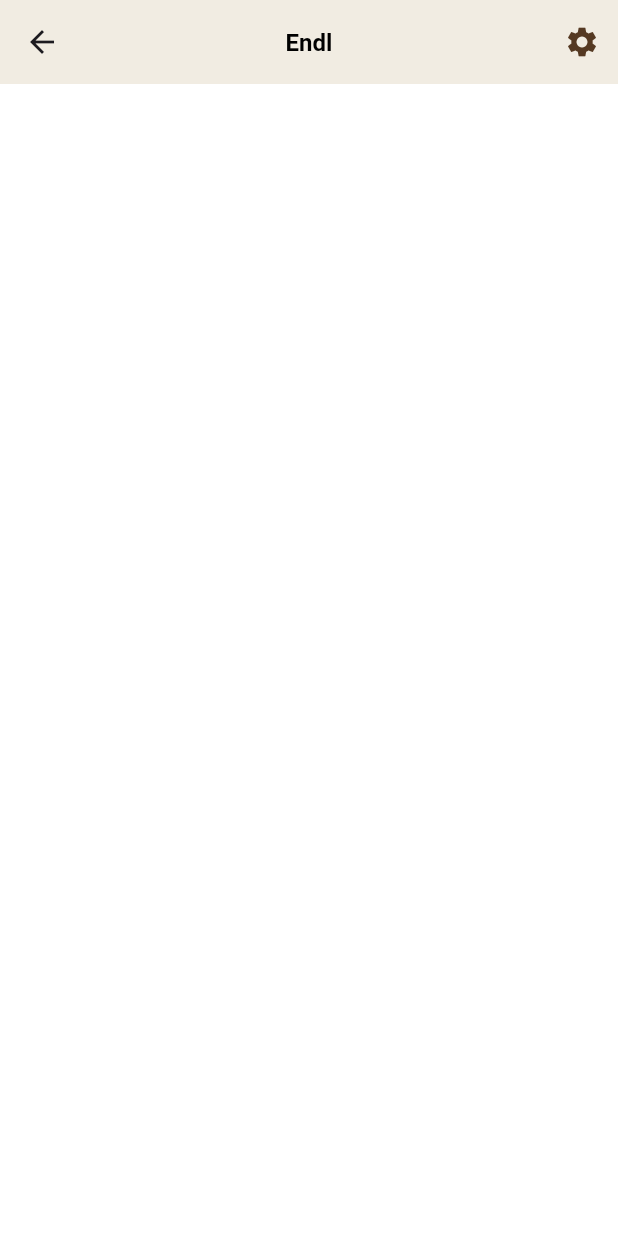
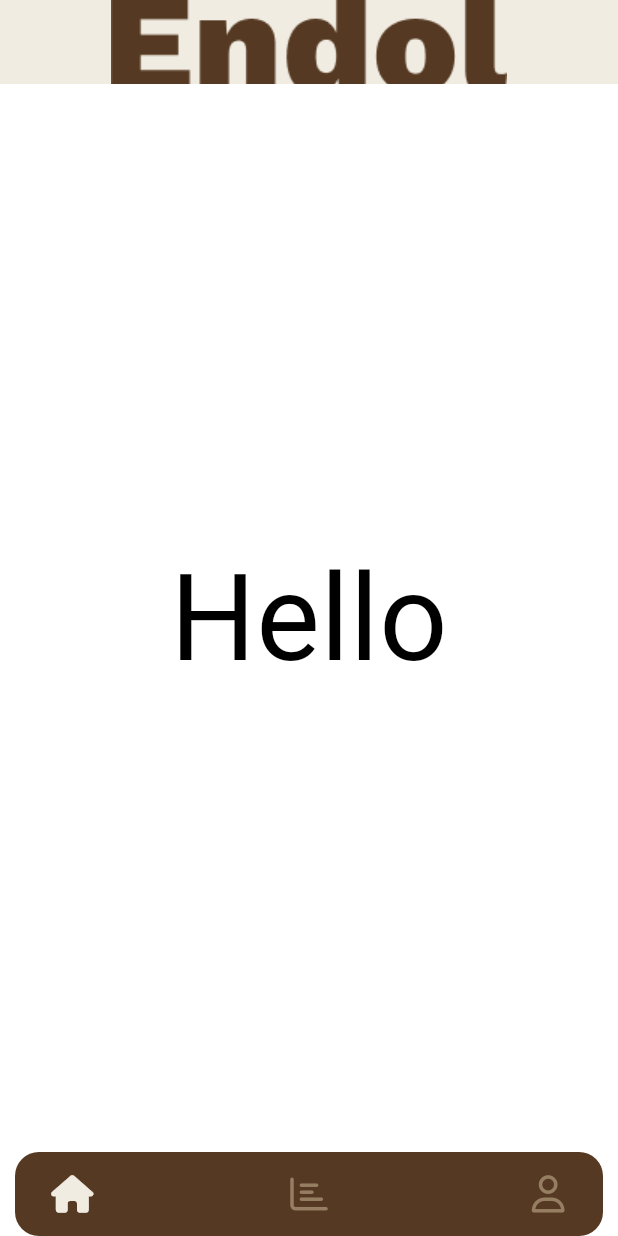
Before and after one commit to Benjee369/endol, a Flutter app: the screen it shows after launch, after a tap on "LOGIN", on a phone screen of 412 x 824 dp. Run offline on Flutter 3.47's test engine with Material 3 defaults, Android fonts, the phone set to English and light mode, and no system bars; drawn by our look-alikes of dot_navigation_bar, extended_image; our stand-ins replace font_awesome_flutter; Roboto replaces fonts that are missing (BaiJamjureeMedium).

Commit message:
implemened the bottom bar navigation, and the app bar

```diff
--- /dev/null
+++ b/lib/app_navigation/home_navigation.dart
@@ -0,0 +1,75 @@
+import 'package:endol/providers/current_index_provider.dart';
+import 'package:endol/screens/chart/chart_screen.dart';
+import 'package:endol/screens/home/home_screen.dart';
+import 'package:endol/screens/profile/profile_screen.dart';
+import 'package:flutter/material.dart';
+import 'package:dot_navigation_bar/dot_navigation_bar.dart';
+import 'package:font_awesome_flutter/font_awesome_flutter.dart';
+import 'package:provider/provider.dart';
+
+import '../constants/app_colors.dart';
+
+class HomeNavigation extends StatefulWidget {
+  const HomeNavigation({super.key});
+
+  @override
+  State<HomeNavigation> createState() => _HomeNavigationState();
+}
+
+class _HomeNavigationState extends State<HomeNavigation> {
+  final List<Widget> _pages = [
+    const HomeScreen(),
+    const ChartScreen(),
+    const ProfileScreen()
+  ];
+
+  void _onTap(int index, CurrentIndexProvider currentIndexProvider) {
+    currentIndexProvider.setCurrentIndex(index);
+  }
+
+  @override
+  Widget build(BuildContext context) {
+    final currentIndexProvider = Provider.of<CurrentIndexProvider>(context);
+    return Scaffold(
+      bottomNavigationBar: DotNavigationBar(
+        currentIndex: currentIndexProvider.currentIndex,
+        onTap: (index) {
+          _onTap(index, currentIndexProvider);
+        },
+        borderRadius: 16,
+        splashBorderRadius: 0,
+        backgroundColor: AppColors.thatBrown,
+        splashColor: AppColors.thatBrown,
+        dotIndicatorColor: AppColors.thatBrown,
+        unselectedItemColor: AppColors.unselectedBrown,
+        selectedItemColor: AppColors.selectedBrown,
+        paddingR: const EdgeInsets.only(bottom: 6, top: 5),
+        marginR: const EdgeInsets.fromLTRB(10, 0, 10, 0),
+        items: [
+          DotNavigationBarItem(
+            icon: const Icon(
+              FontAwesomeIcons.house,
+              size: 25,
+            ),
+          ),
+          DotNavigationBarItem(
+            icon: const Icon(
+              FontAwesomeIcons.chartBar,
+              size: 25,
+            ),
+          ),
+          DotNavigationBarItem(
+            icon: const Icon(
+              FontAwesomeIcons.user,
+              size: 25,
+            ),
+          ),
+        ],
+      ),
+      body: IndexedStack(
+        index: currentIndexProvider.currentIndex,
+        children: _pages,
+      ),
+    );
+  }
+}
--- a/lib/constants/app_colors.dart
+++ b/lib/constants/app_colors.dart
@@ -6,4 +6,7 @@ class AppColors {
   static const Color lightBrown = Color(0xFF8A5D3D);
   static const Color cream = Color(0xFFF1ECE2);
   static const Color black = Color(0xFF000000);
+
+  static const Color unselectedBrown = Color(0xFF967E63);
+  static const Color selectedBrown = Color(0xFFF1ECE2);
 }
--- a/lib/core/app.dart
+++ b/lib/core/app.dart
@@ -1,6 +1,8 @@
 import 'package:endol/constants/app_colors.dart';
 import 'package:endol/constants/fonts.dart';
+import 'package:endol/providers/current_index_provider.dart';
 import 'package:flutter/material.dart';
+import 'package:provider/provider.dart';
 
 import '../screens/splash/splash_screen.dart';
 
@@ -14,7 +16,11 @@ class App extends StatefulWidget {
 class _AppState extends State<App> {
   @override
   Widget build(BuildContext context) {
-    return MaterialApp(
+    return MultiProvider(
+      providers: [
+        ChangeNotifierProvider(create: (context) => CurrentIndexProvider())
+      ],
+      child: MaterialApp(
         debugShowCheckedModeBanner: false,
         home: const SplashScreen(),
         theme: ThemeData(
@@ -22,6 +28,7 @@ class _AppState extends State<App> {
           fontFamily: Fonts.medium,
           splashColor: AppColors.lightBrown.withOpacity(0.15),
         ),
+      ),
     );
   }
 }
--- a/lib/main.dart
+++ b/lib/main.dart
@@ -1,5 +1,4 @@
 import 'package:flutter/material.dart';
-
 import 'core/app.dart';
 
 void main() {
--- /dev/null
+++ b/lib/providers/current_index_provider.dart
@@ -0,0 +1,12 @@
+import 'package:flutter/material.dart';
+
+class CurrentIndexProvider extends ChangeNotifier {
+  int _currentIndex = 0;
+
+  int get currentIndex => _currentIndex;
+
+  void setCurrentIndex(int index) {
+    _currentIndex = index;
+    notifyListeners();
+  }
+}
--- /dev/null
+++ b/lib/screens/chart/chart_screen.dart
@@ -0,0 +1,15 @@
+import 'package:flutter/material.dart';
+
+class ChartScreen extends StatefulWidget {
+  const ChartScreen({super.key});
+
+  @override
+  State<ChartScreen> createState() => _ChartScreenState();
+}
+
+class _ChartScreenState extends State<ChartScreen> {
+  @override
+  Widget build(BuildContext context) {
+    return const Placeholder();
+  }
+}
--- a/lib/screens/home/home_screen.dart
+++ b/lib/screens/home/home_screen.dart
@@ -1,7 +1,10 @@
 import 'package:endol/common/text_widget.dart';
+import 'package:extended_image/extended_image.dart';
 import 'package:flutter/material.dart';
-
 import '../../constants/app_colors.dart';
+import '../../constants/strings.dart';
+import 'package:provider/provider.dart';
+import '../../providers/current_index_provider.dart';
 
 class HomeScreen extends StatefulWidget {
   const HomeScreen({super.key});
@@ -13,26 +16,24 @@ class HomeScreen extends StatefulWidget {
 class _HomeScreenState extends State<HomeScreen> {
   @override
   Widget build(BuildContext context) {
+    final currentIndexProvider = Provider.of<CurrentIndexProvider>(context);
+
     return Scaffold(
       backgroundColor: AppColors.pureWhite,
       appBar: AppBar(
-        centerTitle: true,
         backgroundColor: AppColors.cream,
-        title: const TextWidget(
-          text: 'Endl',
-          fontWeight: FontWeight.bold,
+        title: Center(
+          child: ExtendedImage.asset(
+            'assets/images/endol.png',
+            scale: 4,
+          ),
         ),
-        actions: <Widget>[
-          IconButton(
-            icon: const Icon(
-              Icons.settings,
-              color: AppColors.thatBrown,
-            ),
-            onPressed: () {
-              // do something
-            },
-          )
-        ],
+      ),
+      body: const Center(
+        child: TextWidget(
+          text: 'Hello',
+          size: 80,
+        ),
       ),
     );
   }
--- a/lib/screens/login/login_screen.dart
+++ b/lib/screens/login/login_screen.dart
@@ -1,4 +1,7 @@
+import 'package:endol/app_navigation/home_navigation.dart';
 import 'package:endol/constants/app_sizes.dart';
+import 'package:endol/screens/create_account/create_account_screen.dart';
+import 'package:endol/screens/profile/profile_screen.dart';
 import 'package:flutter/material.dart';
 import 'package:endol/app_navigation/navigation.dart';
 import 'package:endol/constants/app_colors.dart';
@@ -64,12 +67,10 @@ class _LoginScreenState extends State<LoginScreen> {
                 width: 180,
                 text: Strings.login,
                 function: () {
-                  if (isButtonActive == true) {
-                    Navigation.navigateTo(
-                      context,
-                      const HomeScreen(),
-                    );
-                  }
+                  Navigation.navigateAndReplace(
+                    context,
+                    const HomeNavigation(),
+                  );
                 },
                 active: true,
               ),
@@ -91,12 +92,10 @@ class _LoginScreenState extends State<LoginScreen> {
                       height: 61,
                       text: Strings.createAccount,
                       function: () {
-                        if (isButtonActive == true) {
-                          Navigation.navigateTo(
-                            context,
-                            const HomeScreen(),
-                          );
-                        }
+                        Navigation.navigateAndReplace(
+                          context,
+                          const CreateAccountScreen(),
+                        );
                       },
                       active: true,
                     ),
--- /dev/null
+++ b/lib/screens/profile/profile_screen.dart
@@ -0,0 +1,15 @@
+import 'package:flutter/material.dart';
+
+class ProfileScreen extends StatefulWidget {
+  const ProfileScreen({super.key});
+
+  @override
+  State<ProfileScreen> createState() => _ProfileScreenState();
+}
+
+class _ProfileScreenState extends State<ProfileScreen> {
+  @override
+  Widget build(BuildContext context) {
+    return const Placeholder();
+  }
+}
--- a/pubspec.yaml
+++ b/pubspec.yaml
@@ -31,6 +31,9 @@ dependencies:
   flutter:
     sdk: flutter
   extended_image: ^8.2.3
+  dot_navigation_bar: ^1.0.2
+  font_awesome_flutter: ^10.7.0
+  provider: ^6.1.2
 
 
   # The following adds the Cupertino Icons font to your application.
```
Also changed, not shown: lib/screens/create_account/create_account_screen.dart (added, +15 -0 lines), lib/screens/chart/dummy.dart (deleted), lib/screens/create_account/dummy.dart (deleted), lib/screens/profile/dummy.dart (deleted), pubspec.lock. Lines whose indentation alone changed are shown as unchanged.
